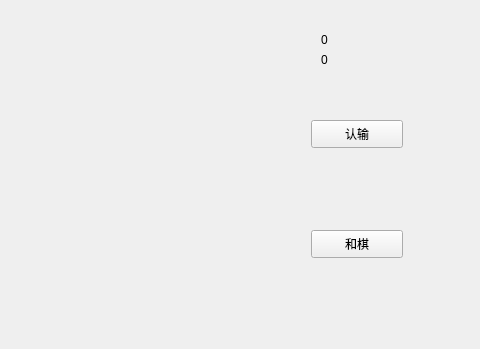
Before: the Qt Designer form selfchess.ui in lanzinytt/QtGobang, drawn with Qt 5; both pictures show x 179 to 659 and y 0 to 349 of the 659 by 497 pixel window.
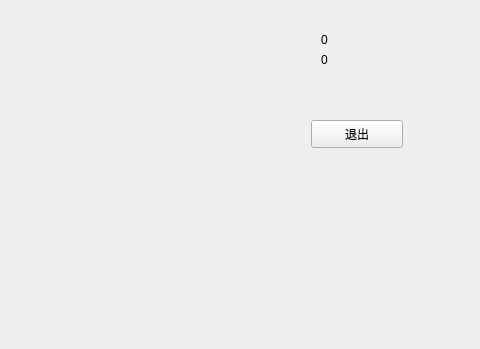
After: the same form once the commit is applied.

What changed in the file:
```diff
--- a/selfchess.ui
+++ b/selfchess.ui
@@ -23,20 +23,7 @@
     </rect>
    </property>
    <property name="text">
-    <string>认输</string>
-   </property>
-  </widget>
-  <widget class="QPushButton" name="pushButton_2">
-   <property name="geometry">
-    <rect>
-     <x>490</x>
-     <y>230</y>
-     <width>92</width>
-     <height>28</height>
-    </rect>
-   </property>
-   <property name="text">
-    <string>和棋</string>
+    <string>退出</string>
    </property>
   </widget>
   <widget class="QLabel" name="judge_chess">
```
